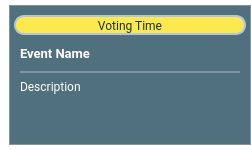
This is src/app/gui/forms/widgeteventitem.ui in botorabi/Meet4Eat-Desktop as Qt 5 draws it before an edit. The edited form follows.
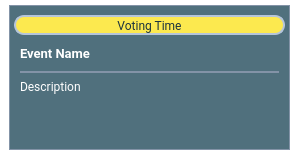
This is the edited form. Icons and pictures are not drawn.

The edit to the form file:
```diff
--- a/src/app/gui/forms/widgeteventitem.ui
+++ b/src/app/gui/forms/widgeteventitem.ui
@@ -6,22 +6,10 @@
    <rect>
     <x>0</x>
     <y>0</y>
-    <width>251</width>
-    <height>150</height>
+    <width>290</width>
+    <height>155</height>
    </rect>
   </property>
-  <property name="minimumSize">
-   <size>
-    <width>250</width>
-    <height>150</height>
-   </size>
-  </property>
-  <property name="maximumSize">
-   <size>
-    <width>251</width>
-    <height>150</height>
-   </size>
-  </property>
   <property name="cursor">
    <cursorShape>PointingHandCursor</cursorShape>
   </property>
```
